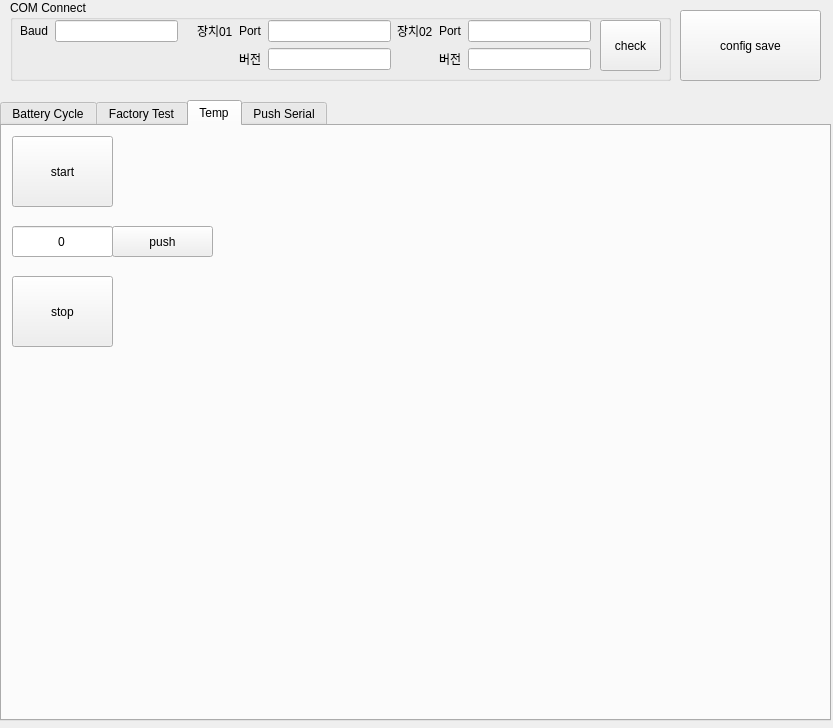
Old version of the form src/BCT_UI.ui in the repository ComMslee/BCT.
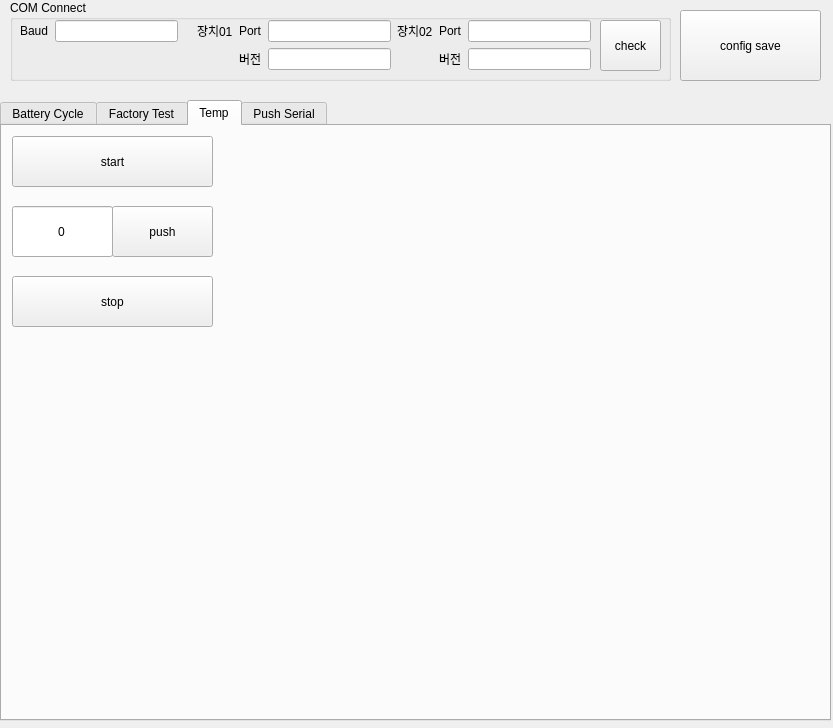
New version of the form.

Commit message: 240712 온도 보내기 beta

```diff
--- a/src/BCT_UI.ui
+++ b/src/BCT_UI.ui
@@ -989,8 +989,8 @@
       <rect>
        <x>10</x>
        <y>150</y>
-       <width>101</width>
-       <height>71</height>
+       <width>201</width>
+       <height>51</height>
       </rect>
      </property>
      <property name="sizePolicy">
@@ -1008,8 +1008,8 @@
       <rect>
        <x>10</x>
        <y>10</y>
-       <width>101</width>
-       <height>71</height>
+       <width>201</width>
+       <height>51</height>
       </rect>
      </property>
      <property name="sizePolicy">
@@ -1026,9 +1026,9 @@
      <property name="geometry">
       <rect>
        <x>110</x>
-       <y>100</y>
+       <y>80</y>
        <width>101</width>
-       <height>31</height>
+       <height>51</height>
       </rect>
      </property>
      <property name="sizePolicy">
@@ -1045,9 +1045,9 @@
      <property name="geometry">
       <rect>
        <x>10</x>
-       <y>100</y>
+       <y>80</y>
        <width>101</width>
-       <height>31</height>
+       <height>51</height>
       </rect>
      </property>
      <property name="sizePolicy">
```
The commit also changes 2 other files.
